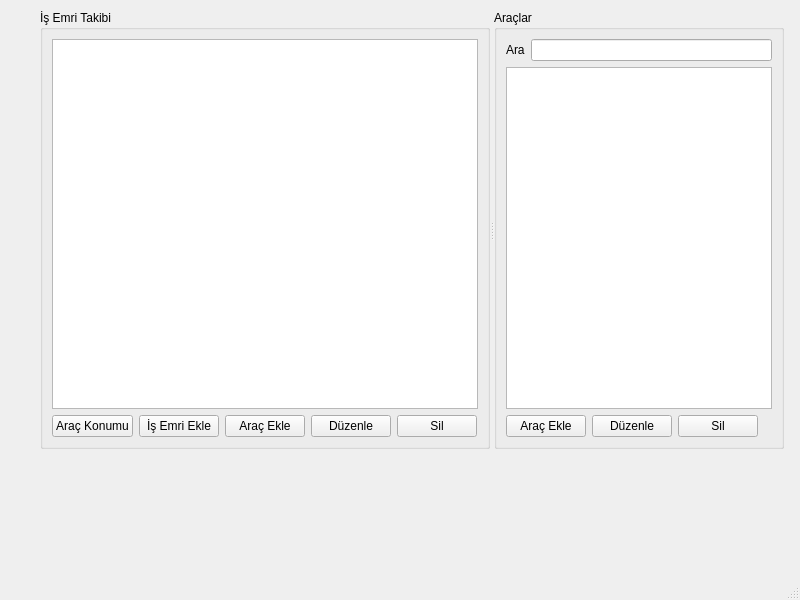
This is prj_Qt/mimecqt/rdb/rdb-1.2/demo/mw.ui in roboturx/aa as Qt 5 draws it before an edit. The edited form follows.
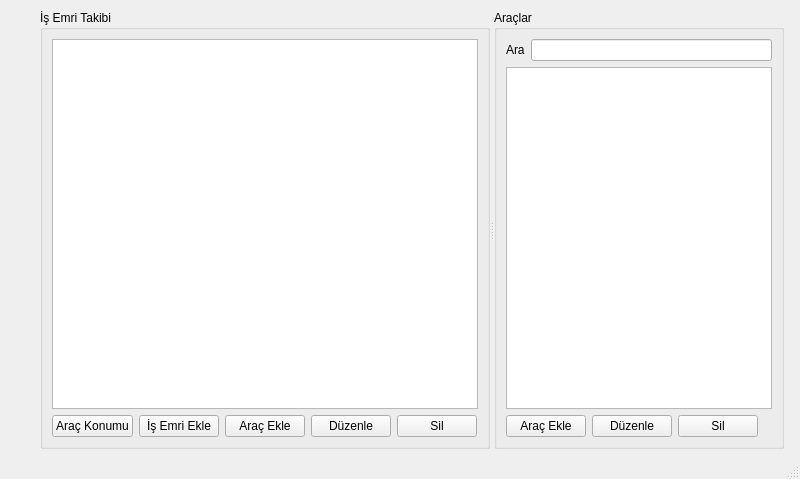
This is the edited form.

Diff of the .ui file:
```diff
--- a/prj_Qt/mimecqt/rdb/rdb-1.2/demo/mw.ui
+++ b/prj_Qt/mimecqt/rdb/rdb-1.2/demo/mw.ui
@@ -7,7 +7,7 @@
     <x>0</x>
     <y>0</y>
     <width>800</width>
-    <height>600</height>
+    <height>479</height>
    </rect>
   </property>
   <property name="windowTitle">
```
Left out of the diff: 2 changed lines with no effect on the pictures.
